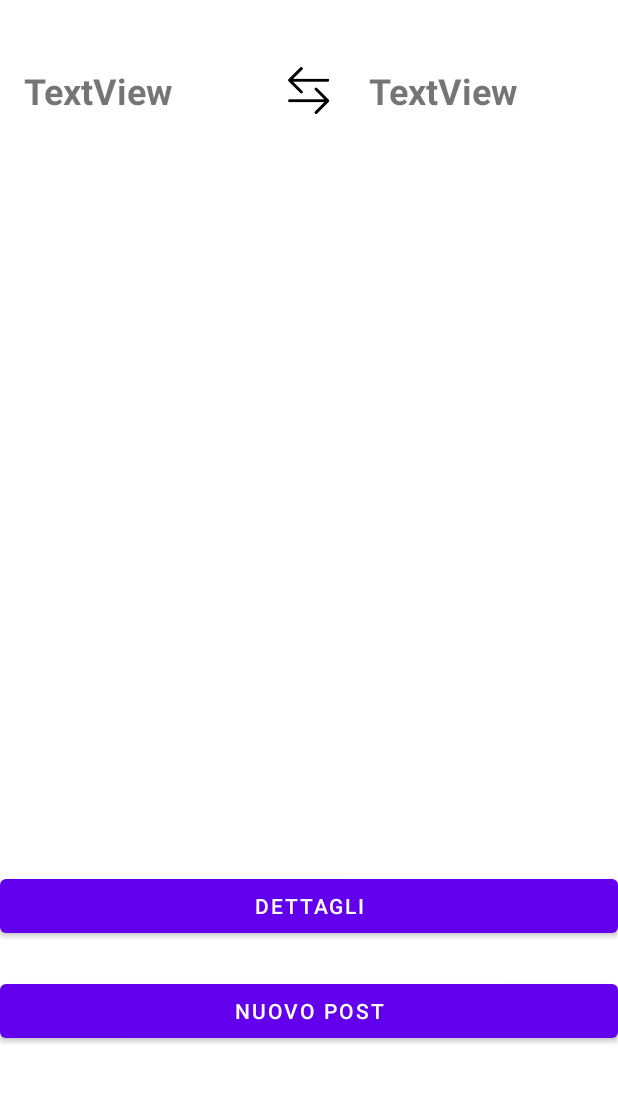
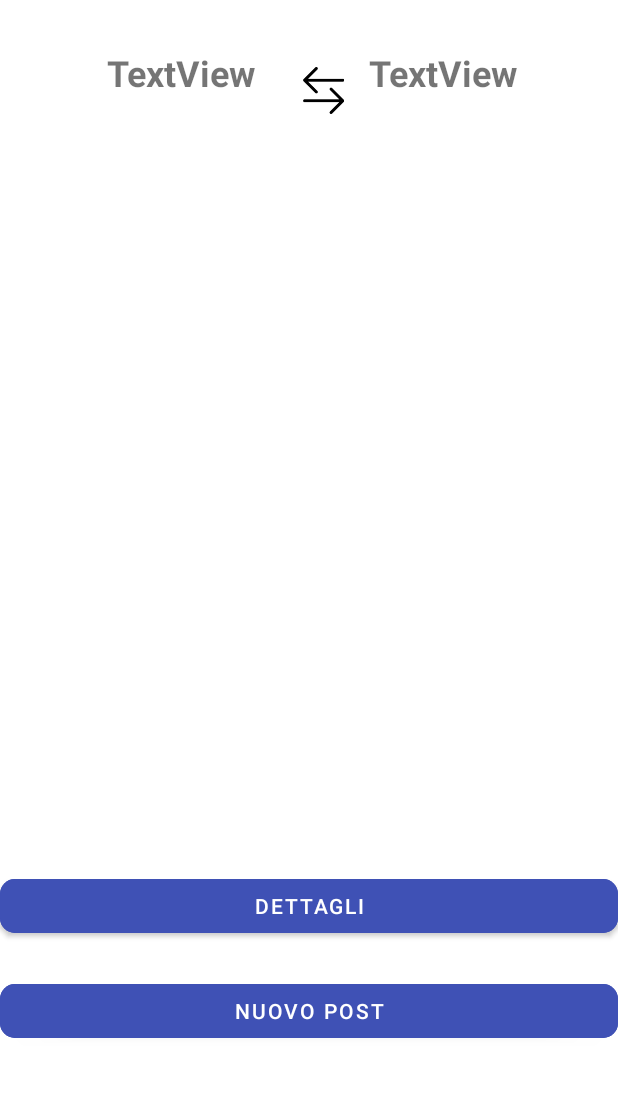
Before and after one commit to pietrobar/TreEst, an Android app: the BoardActivity screen opened directly, with no data from a screen before it, on a phone screen of 412 x 824 dp, the part 135-1236 px from its top. Run offline under Robolectric (Android 15) with nearby library versions, the phone set to English and light mode, and no system bars; our stand-ins replace Volley; network calls fail; Roboto replaces fonts that are not available here; 2 statements that could not run were skipped.

Commit message:
ui modificata + disabilito modalità landscape

```diff
--- a/app/src/main/res/layout/activity_board.xml
+++ b/app/src/main/res/layout/activity_board.xml
@@ -48,10 +48,13 @@
         android:layout_height="wrap_content"
         android:layout_marginTop="16dp"
         android:layout_marginBottom="1dp"
+        android:backgroundTint="#3F51B5"
         android:text="Dettagli"
+        app:cornerRadius="10dp"
         app:layout_constraintBottom_toTopOf="@+id/new_post_btn"
-        app:layout_constraintTop_toBottomOf="@+id/recyclerView_posts"
-        tools:layout_editor_absoluteX="152dp" />
+        app:layout_constraintEnd_toEndOf="parent"
+        app:layout_constraintStart_toStartOf="parent"
+        app:layout_constraintTop_toBottomOf="@+id/recyclerView_posts" />
 
     <Button
         android:id="@+id/new_post_btn"
@@ -59,21 +62,25 @@
         android:layout_height="wrap_content"
         android:layout_marginTop="1dp"
         android:layout_marginBottom="16dp"
+        android:backgroundTint="#3F51B5"
         android:text="Nuovo post"
+        app:cornerRadius="10dp"
         app:layout_constraintBottom_toBottomOf="parent"
-        app:layout_constraintTop_toBottomOf="@+id/details_btn"
-        tools:layout_editor_absoluteX="144dp" />
+        app:layout_constraintEnd_toEndOf="parent"
+        app:layout_constraintStart_toStartOf="parent"
+        app:layout_constraintTop_toBottomOf="@+id/details_btn" />
 
     <TextView
         android:id="@+id/from"
         android:layout_width="150dp"
         android:layout_height="wrap_content"
-        android:layout_marginStart="16dp"
-        android:layout_marginTop="44dp"
+        android:layout_marginTop="32dp"
+        android:layout_marginEnd="16dp"
         android:text="TextView"
+        android:textAlignment="textEnd"
         android:textSize="24sp"
         android:textStyle="bold"
-        app:layout_constraintStart_toStartOf="parent"
+        app:layout_constraintEnd_toStartOf="@+id/switch_line_btn"
         app:layout_constraintTop_toBottomOf="@+id/treEstTitleTextView" />
 
     <ImageButton
@@ -84,7 +91,6 @@
         android:scaleType="centerInside"
         app:layout_constraintBottom_toTopOf="@+id/recyclerView_posts"
         app:layout_constraintEnd_toStartOf="@+id/to"
-        app:layout_constraintStart_toEndOf="@+id/from"
         app:layout_constraintTop_toBottomOf="@+id/treEstTitleTextView"
         app:srcCompat="@drawable/switch_line"
         tools:ignore="SpeakableTextPresentCheck" />
@@ -93,7 +99,7 @@
         android:id="@+id/to"
         android:layout_width="150dp"
         android:layout_height="wrap_content"
-        android:layout_marginTop="44dp"
+        android:layout_marginTop="32dp"
         android:layout_marginEnd="16dp"
         android:text="TextView"
         android:textSize="24dp"
--- a/app/src/main/res/layout/activity_new_post.xml
+++ b/app/src/main/res/layout/activity_new_post.xml
@@ -41,7 +41,9 @@
         android:layout_marginStart="158dp"
         android:layout_marginEnd="159dp"
         android:layout_marginBottom="86dp"
+        android:backgroundTint="#3F51B5"
         android:text="Pubblica"
+        app:cornerRadius="10dp"
         app:layout_constraintBottom_toBottomOf="parent"
         app:layout_constraintEnd_toEndOf="parent"
         app:layout_constraintStart_toStartOf="parent" />
--- a/app/src/main/res/layout/activity_profile_settings.xml
+++ b/app/src/main/res/layout/activity_profile_settings.xml
@@ -57,7 +57,9 @@
         android:layout_marginStart="161dp"
         android:layout_marginTop="95dp"
         android:layout_marginEnd="156dp"
+        android:backgroundTint="#3F51B5"
         android:text="Save"
+        app:cornerRadius="10dp"
         app:layout_constraintEnd_toEndOf="parent"
         app:layout_constraintStart_toStartOf="parent"
         app:layout_constraintTop_toBottomOf="@+id/editName" />
```
Also changed, not shown: app/src/main/AndroidManifest.xml (+10 -5 lines), app/src/main/res/layout/line_direction_row.xml (+6 -2 lines).
